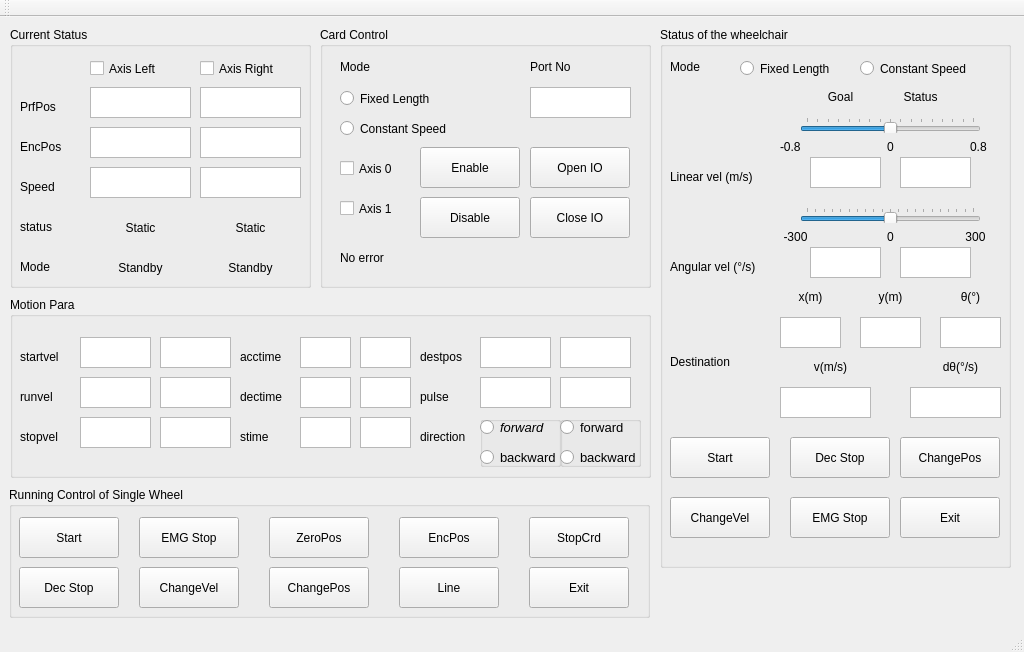
Old version of the form mainwindow.ui in the repository christopherouyang/wheelchair_controller.
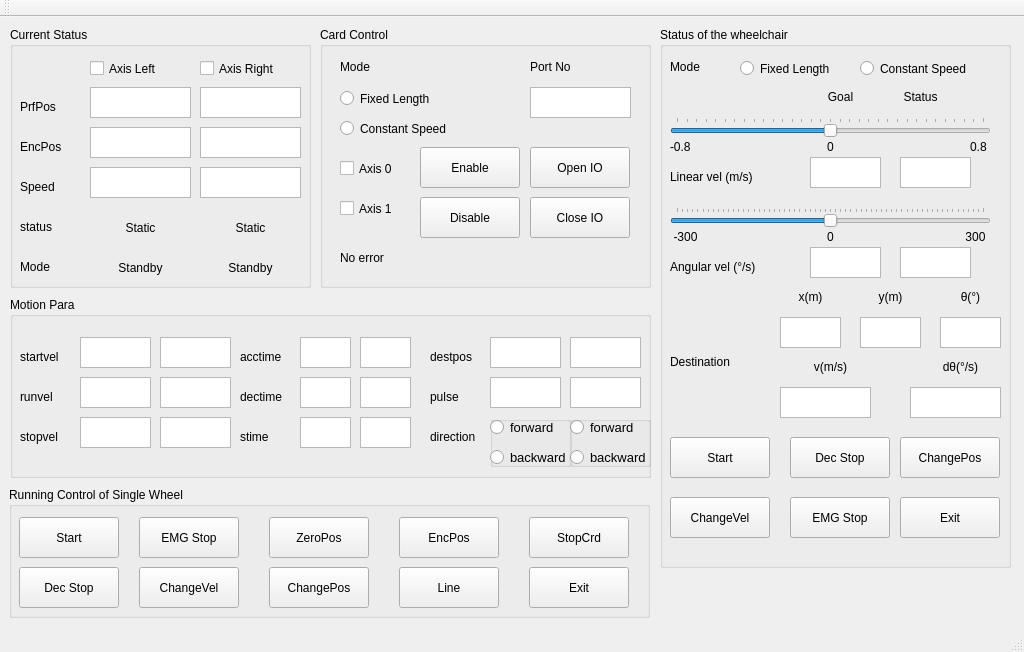
New version of the form.

The edit to the form file:
```diff
--- a/mainwindow.ui
+++ b/mainwindow.ui
@@ -159,7 +159,7 @@
     <widget class="QTextEdit" name="textEdit_destpos">
      <property name="geometry">
       <rect>
-       <x>470</x>
+       <x>480</x>
        <y>40</y>
        <width>71</width>
        <height>31</height>
@@ -172,7 +172,7 @@
     <widget class="QLabel" name="label_9">
      <property name="geometry">
       <rect>
-       <x>410</x>
+       <x>420</x>
        <y>50</y>
        <width>61</width>
        <height>19</height>
@@ -211,7 +211,7 @@
     <widget class="QLabel" name="label_20">
      <property name="geometry">
       <rect>
-       <x>410</x>
+       <x>420</x>
        <y>90</y>
        <width>41</width>
        <height>19</height>
@@ -224,7 +224,7 @@
     <widget class="QTextEdit" name="textEdit_pulse">
      <property name="geometry">
       <rect>
-       <x>470</x>
+       <x>480</x>
        <y>80</y>
        <width>71</width>
        <height>31</height>
@@ -237,7 +237,7 @@
     <widget class="QLabel" name="label_21">
      <property name="geometry">
       <rect>
-       <x>410</x>
+       <x>420</x>
        <y>130</y>
        <width>61</width>
        <height>19</height>
@@ -328,7 +328,7 @@
     <widget class="QTextEdit" name="textEdit_pulse_2">
      <property name="geometry">
       <rect>
-       <x>550</x>
+       <x>560</x>
        <y>80</y>
        <width>71</width>
        <height>31</height>
@@ -341,7 +341,7 @@
     <widget class="QTextEdit" name="textEdit_destpos_2">
      <property name="geometry">
       <rect>
-       <x>550</x>
+       <x>560</x>
        <y>40</y>
        <width>71</width>
        <height>31</height>
@@ -354,7 +354,7 @@
     <widget class="QGroupBox" name="groupBox_5">
      <property name="geometry">
       <rect>
-       <x>550</x>
+       <x>560</x>
        <y>119</y>
        <width>81</width>
        <height>51</height>
@@ -368,7 +368,7 @@
        <rect>
         <x>0</x>
         <y>0</y>
-        <width>91</width>
+        <width>71</width>
         <height>23</height>
        </rect>
       </property>
@@ -403,7 +403,7 @@
     <widget class="QGroupBox" name="groupBox_6">
      <property name="geometry">
       <rect>
-       <x>470</x>
+       <x>480</x>
        <y>119</y>
        <width>81</width>
        <height>51</height>
@@ -417,14 +417,14 @@
        <rect>
         <x>0</x>
         <y>0</y>
-        <width>81</width>
+        <width>71</width>
         <height>23</height>
        </rect>
       </property>
       <property name="font">
        <font>
         <pointsize>10</pointsize>
-        <italic>true</italic>
+        <italic>false</italic>
        </font>
       </property>
       <property name="text">
@@ -1202,10 +1202,10 @@
     <widget class="QSlider" name="slider_linear_vel">
      <property name="geometry">
       <rect>
-       <x>140</x>
+       <x>10</x>
        <y>90</y>
-       <width>181</width>
-       <height>16</height>
+       <width>321</width>
+       <height>20</height>
       </rect>
      </property>
      <property name="minimum">
@@ -1214,6 +1214,9 @@
      <property name="maximum">
       <number>80</number>
      </property>
+     <property name="singleStep">
+      <number>5</number>
+     </property>
      <property name="orientation">
       <enum>Qt::Horizontal</enum>
      </property>
@@ -1224,10 +1227,10 @@
     <widget class="QSlider" name="slider_angular_vel">
      <property name="geometry">
       <rect>
-       <x>140</x>
+       <x>10</x>
        <y>180</y>
-       <width>181</width>
-       <height>16</height>
+       <width>321</width>
+       <height>20</height>
       </rect>
      </property>
      <property name="minimum">
@@ -1237,7 +1240,7 @@
       <number>300</number>
      </property>
      <property name="singleStep">
-      <number>30</number>
+      <number>10</number>
      </property>
      <property name="pageStep">
       <number>4</number>
@@ -1265,7 +1268,7 @@
     <widget class="QLabel" name="label_18">
      <property name="geometry">
       <rect>
-       <x>120</x>
+       <x>10</x>
        <y>110</y>
        <width>31</width>
        <height>19</height>
@@ -1278,7 +1281,7 @@
     <widget class="QLabel" name="label_19">
      <property name="geometry">
       <rect>
-       <x>120</x>
+       <x>10</x>
        <y>200</y>
        <width>31</width>
        <height>20</height>
@@ -1294,7 +1297,7 @@
     <widget class="QLabel" name="label_23">
      <property name="geometry">
       <rect>
-       <x>220</x>
+       <x>160</x>
        <y>200</y>
        <width>21</width>
        <height>19</height>
@@ -1310,7 +1313,7 @@
     <widget class="QLabel" name="label_24">
      <property name="geometry">
       <rect>
-       <x>220</x>
+       <x>160</x>
        <y>110</y>
        <width>21</width>
        <height>19</height>
@@ -1339,19 +1342,6 @@
     <widget class="QTextEdit" name="textEdit_goal_x">
      <property name="geometry">
       <rect>
-       <x>120</x>
-       <y>290</y>
-       <width>61</width>
-       <height>31</height>
-      </rect>
-     </property>
-     <property name="readOnly">
-      <bool>false</bool>
-     </property>
-    </widget>
-    <widget class="QTextEdit" name="textEdit_goal_y">
-     <property name="geometry">
-      <rect>
        <x>200</x>
        <y>290</y>
        <width>61</width>
@@ -1362,6 +1352,19 @@
       <bool>false</bool>
      </property>
     </widget>
+    <widget class="QTextEdit" name="textEdit_goal_y">
+     <property name="geometry">
+      <rect>
+       <x>120</x>
+       <y>290</y>
+       <width>61</width>
+       <height>31</height>
+      </rect>
+     </property>
+     <property name="readOnly">
+      <bool>false</bool>
+     </property>
+    </widget>
     <widget class="QLabel" name="label_25">
      <property name="geometry">
       <rect>
```
